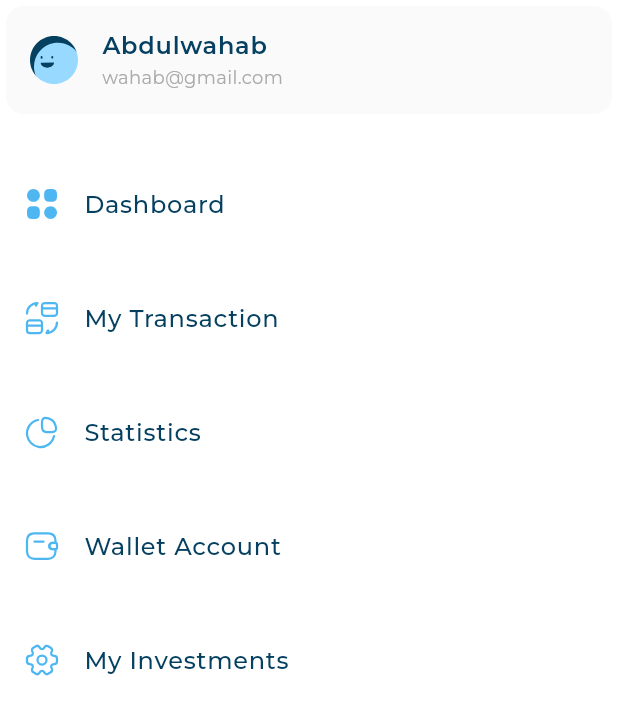
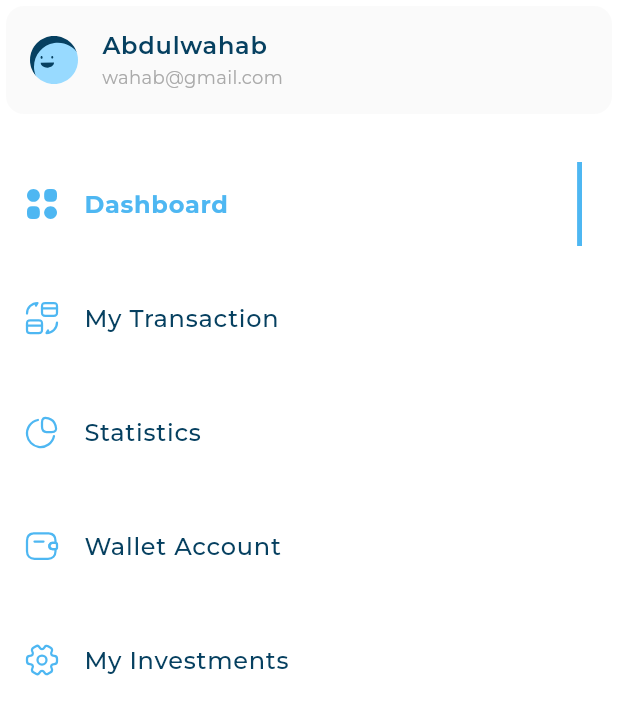
Before and after one commit to AbdulwahabJ/Dashboard, a Flutter app: the CustomDrawer widget shown alone on an empty page, opened directly, on a phone screen of 412 x 824 dp. Shown: the top 715 px of the screen. Run offline on Flutter 3.47's test engine with Material 3 defaults, Android fonts, the phone set to English and light mode, and no system bars; our stand-ins replace flutter_svg; project files that could hold a hidden picture were left out.

Commit message:
drawer items style

```diff
--- /dev/null
+++ b/lib/widgets/active_&_inactive_drawer_item.dart
@@ -0,0 +1,49 @@
+import 'package:flutter/material.dart';
+import 'package:flutter_svg/svg.dart';
+import 'package:responsive_dashboard/utils/app_styles.dart';
+
+import '../models/drawer_item_model.dart';
+
+class InActiveDrawerItem extends StatelessWidget {
+  const InActiveDrawerItem({
+    super.key,
+    required this.drawerItemModel,
+  });
+
+  final DrawerItemModel drawerItemModel;
+
+  @override
+  Widget build(BuildContext context) {
+    return ListTile(
+      leading: SvgPicture.asset(drawerItemModel.image),
+      title: Text(
+        drawerItemModel.title,
+        style: AppStyles.styleMedium16,
+      ),
+    );
+  }
+}
+
+class ActiveDrawerItem extends StatelessWidget {
+  const ActiveDrawerItem({
+    super.key,
+    required this.drawerItemModel,
+  });
+
+  final DrawerItemModel drawerItemModel;
+
+  @override
+  Widget build(BuildContext context) {
+    return ListTile(
+      leading: SvgPicture.asset(drawerItemModel.image),
+      title: Text(
+        drawerItemModel.title,
+        style: AppStyles.styleBold16,
+      ),
+      trailing: Container(
+        width: 3.27,
+        decoration: const BoxDecoration(color: Color(0xFF4EB7F2)),
+      ),
+    );
+  }
+}
--- a/lib/widgets/custome_drawer.dart
+++ b/lib/widgets/custome_drawer.dart
@@ -1,45 +1,26 @@
 import 'package:flutter/material.dart';
-import 'package:flutter/widgets.dart';
-import 'package:responsive_dashboard/models/drawer_item_model.dart';
 import 'package:responsive_dashboard/utils/app_images.dart';
-import 'package:responsive_dashboard/widgets/drawer_item.dart';
+import 'package:responsive_dashboard/widgets/drawer_item_list_view.dart';
 import 'package:responsive_dashboard/widgets/user_info_list_tile.dart';
 
 class CustomDrawer extends StatelessWidget {
   const CustomDrawer({super.key});
 
-  static const List<DrawerItemModel> items = [
-    DrawerItemModel('Dashboard', Assets.imagesDashboard),
-    DrawerItemModel('My Transaction', Assets.imagesMyTransacktion),
-    DrawerItemModel('Statistics', Assets.imagesStatistics),
-    DrawerItemModel('Wallet Account', Assets.imagesWallet),
-    DrawerItemModel('My Investments', Assets.imagesSetting),
-  ];
   @override
   Widget build(BuildContext context) {
     return Container(
       color: Colors.white,
-      child: Column(
+      child: const Column(
         children: [
-          const UserInfoListTile(
+          UserInfoListTile(
             image: Assets.imagesInfoImage,
             title: "Abdulwahab",
             subTitle: "wahab@gmail.com",
           ),
-          const SizedBox(
+          SizedBox(
             height: 8,
           ),
-          ListView.builder(
-            shrinkWrap: true,
-            physics: const NeverScrollableScrollPhysics(),
-            itemCount: items.length,
-            itemBuilder: (context, index) {
-              return Padding(
-                padding: const EdgeInsets.only(top: 20.0),
-                child: DrawerItem(drawerItemModel: items[index]),
-              );
-            },
-          )
+          DrawerItemListView(),
         ],
       ),
     );
--- a/lib/widgets/drawer_item.dart
+++ b/lib/widgets/drawer_item.dart
@@ -1,20 +1,18 @@
 import 'package:flutter/material.dart';
-import 'package:flutter_svg/flutter_svg.dart';
 import 'package:responsive_dashboard/models/drawer_item_model.dart';
-import 'package:responsive_dashboard/utils/app_styles.dart';
+import 'package:responsive_dashboard/widgets/active_&_inactive_drawer_item.dart';
 
 class DrawerItem extends StatelessWidget {
-  const DrawerItem({super.key, required this.drawerItemModel});
+  const DrawerItem(
+      {super.key, required this.drawerItemModel, required this.isActive});
 
   final DrawerItemModel drawerItemModel;
+  final bool isActive;
+  //
   @override
   Widget build(BuildContext context) {
-    return ListTile(
-      leading: SvgPicture.asset(drawerItemModel.image),
-      title: Text(
-        drawerItemModel.title,
-        style: AppStyles.styleMedium16,
-      ),
-    );
+    return isActive
+        ? ActiveDrawerItem(drawerItemModel: drawerItemModel)
+        : InActiveDrawerItem(drawerItemModel: drawerItemModel);
   }
 }
--- /dev/null
+++ b/lib/widgets/drawer_item_list_view.dart
@@ -0,0 +1,52 @@
+import 'package:flutter/material.dart';
+import 'package:responsive_dashboard/models/drawer_item_model.dart';
+import 'package:responsive_dashboard/utils/app_images.dart';
+import 'package:responsive_dashboard/widgets/drawer_item.dart';
+
+class DrawerItemListView extends StatefulWidget {
+  const DrawerItemListView({
+    super.key,
+  });
+
+  @override
+  State<DrawerItemListView> createState() => _DrawerItemListViewState();
+}
+
+class _DrawerItemListViewState extends State<DrawerItemListView> {
+  //
+  final List<DrawerItemModel> items = [
+    const DrawerItemModel('Dashboard', Assets.imagesDashboard),
+    const DrawerItemModel('My Transaction', Assets.imagesMyTransacktion),
+    const DrawerItemModel('Statistics', Assets.imagesStatistics),
+    const DrawerItemModel('Wallet Account', Assets.imagesWallet),
+    const DrawerItemModel('My Investments', Assets.imagesSetting),
+  ];
+  int activeIndex = 0;
+
+  @override
+  Widget build(BuildContext context) {
+    return ListView.builder(
+      shrinkWrap: true,
+      physics: const NeverScrollableScrollPhysics(),
+      itemCount: items.length,
+      itemBuilder: (context, index) {
+        return GestureDetector(
+          onTap: () {
+            if (activeIndex != index) {
+              setState(() {
+                activeIndex = index;
+              });
+            }
+          },
+          child: Padding(
+            padding: const EdgeInsets.only(top: 20.0),
+            child: DrawerItem(
+              drawerItemModel: items[index],
+              isActive: activeIndex == index,
+            ),
+          ),
+        );
+      },
+    );
+  }
+}
```
